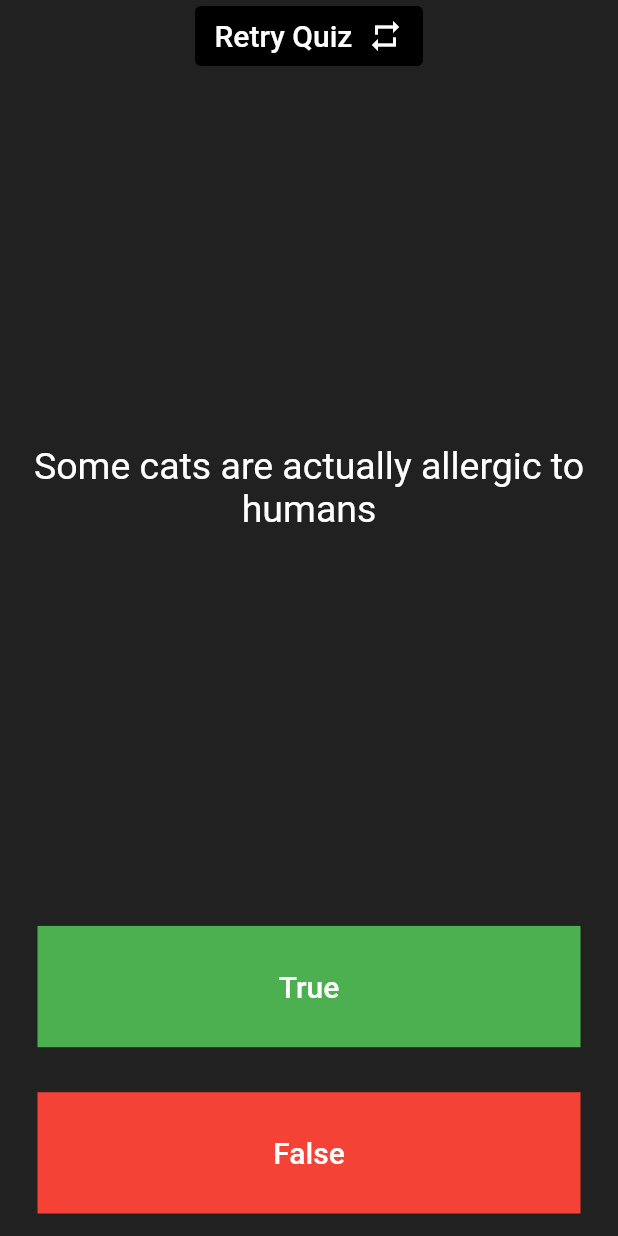
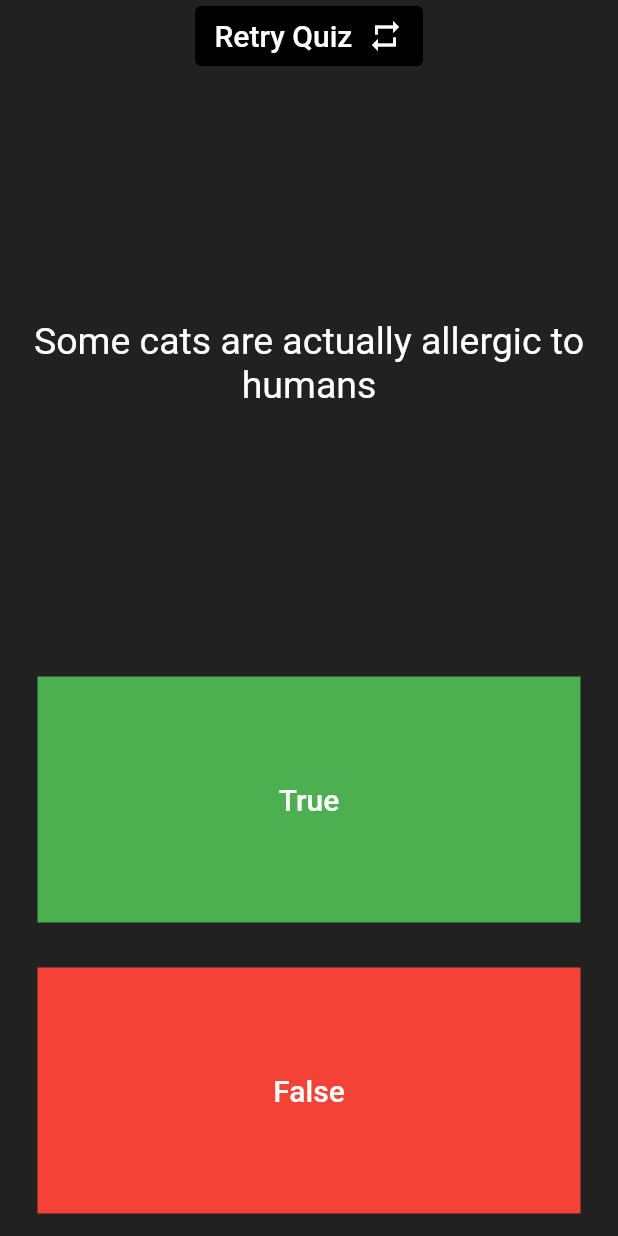
Before and after one commit to 95ImadEL/QuizzlerApp, a Flutter app: the screen it shows after launch, on a phone screen of 412 x 824 dp. Run offline on Flutter 3.47's test engine with Material 2 defaults, Android fonts, the phone set to English and light mode, and no system bars; our stand-ins replace rflutter_alert.

Commit message:
Fix answer buttons when rotating phone

```diff
--- a/lib/main.dart
+++ b/lib/main.dart
@@ -107,7 +107,7 @@ class _QuizPageState extends State<QuizPage> {
           ),
         ),
         Expanded(
-          flex: 5,
+          flex: 2,
           child: Padding(
             padding: const EdgeInsets.all(10.0),
             child: Center(
```
